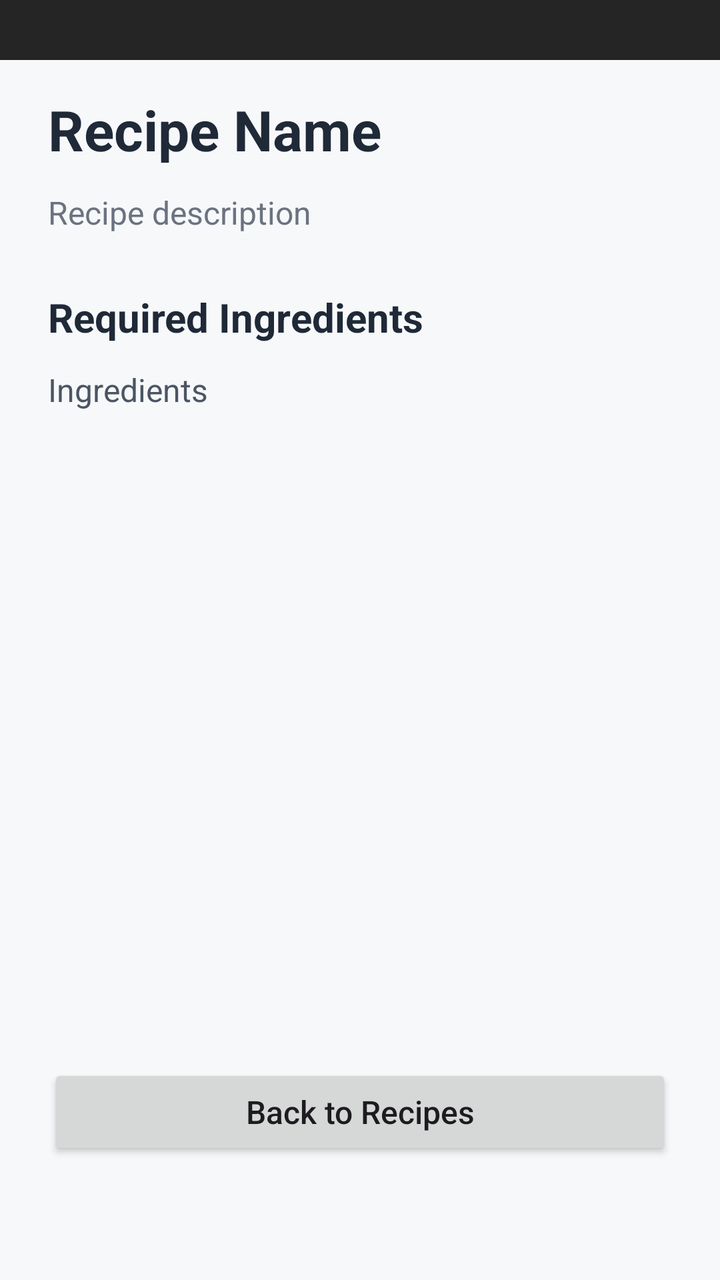
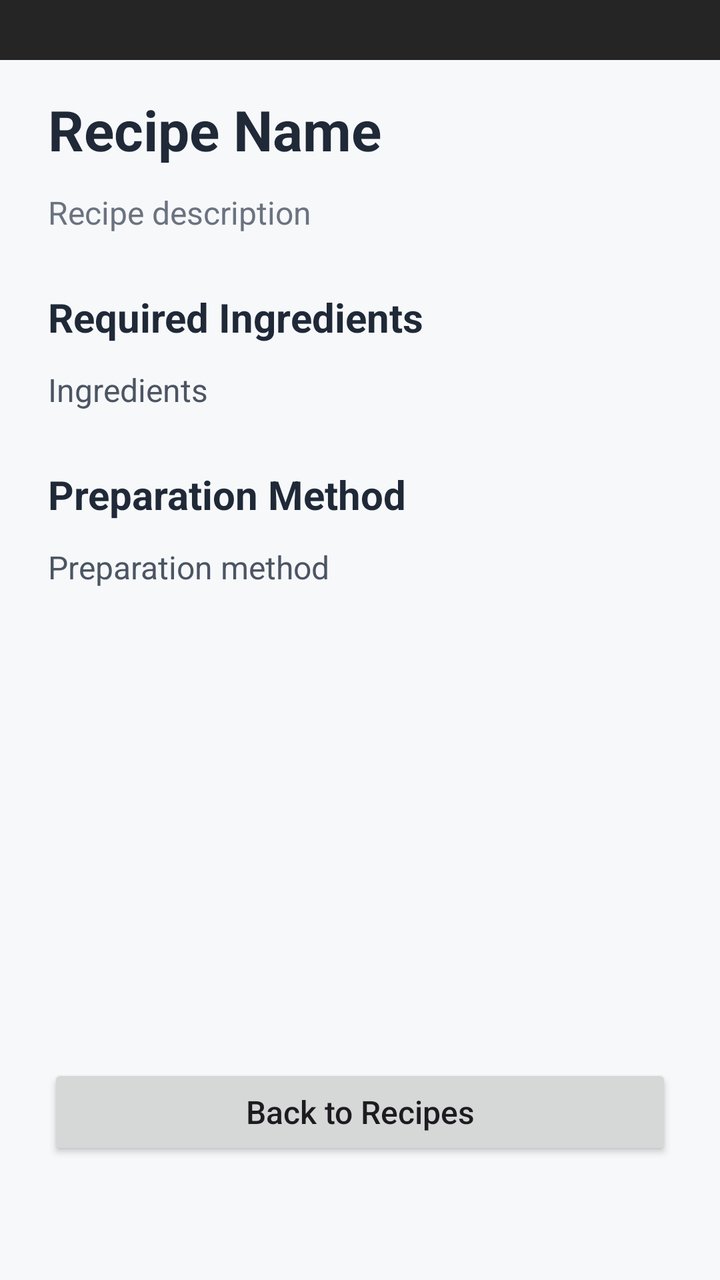

Screens rendered from an Android XML layout before and after an edit, with the pre-edit source and the edit as a unified diff.
<!-- AndroidManifest.xml: application theme Theme.SmartPantryManager -->
<!-- res/layout/activity_recipe_detail.xml -->
<?xml version="1.0" encoding="utf-8"?>
<LinearLayout
    xmlns:android="http://schemas.android.com/apk/res/android"
    xmlns:tools="http://schemas.android.com/tools"
    android:layout_width="match_parent"
    android:layout_height="match_parent"
    android:background="#F7F8FA"
    android:orientation="vertical"
    tools:context=".RecipeDetailActivity">

    
    <View
        android:id="@+id/statusBarBackground"
        android:layout_width="match_parent"
        android:layout_height="30dp"
        android:background="#252525" />

    
    <LinearLayout
        android:layout_width="match_parent"
        android:layout_height="0dp"
        android:layout_weight="1"
        android:orientation="vertical"
        android:paddingStart="24dp"
        android:paddingEnd="24dp"
        android:paddingTop="16dp">

        
        <TextView
            android:id="@+id/tvRecipeDetailName"
            android:layout_width="match_parent"
            android:layout_height="wrap_content"
            android:text="Recipe Name"
            android:textColor="#1F2937"
            android:textSize="28sp"
            android:textStyle="bold" />

        
        <TextView
            android:id="@+id/tvRecipeDetailDescription"
            android:layout_width="match_parent"
            android:layout_height="wrap_content"
            android:layout_marginTop="12dp"
            android:text="Recipe description"
            android:textColor="#6B7280"
            android:textSize="16sp" />

        
        <TextView
            android:id="@+id/tvIngredientsHeading"
            android:layout_width="match_parent"
            android:layout_height="wrap_content"
            android:layout_marginTop="28dp"
            android:text="Required Ingredients"
            android:textColor="#1F2937"
            android:textSize="20sp"
            android:textStyle="bold" />

        
        <TextView
            android:id="@+id/tvRecipeDetailIngredients"
            android:layout_width="match_parent"
            android:layout_height="wrap_content"
            android:layout_marginTop="12dp"
            android:text="Ingredients"
            android:textColor="#4B5563"
            android:textSize="16sp"
            android:lineSpacingExtra="6dp" />

    </LinearLayout>

    
    <Button
        android:id="@+id/btnBackToRecipes"
        android:layout_width="match_parent"
        android:layout_height="wrap_content"
        android:layout_marginStart="24dp"
        android:layout_marginEnd="24dp"
        android:layout_marginBottom="60dp"
        android:text="Back to Recipes"
        android:textAllCaps="false"
        android:textSize="16sp" />

</LinearLayout>
<!-- resources referenced by this layout -->
<resources>
  <style name="Theme.SmartPantryManager" parent="Base.Theme.SmartPantryManager" />
  <style name="Base.Theme.SmartPantryManager" parent="Theme.Material3.DayNight.NoActionBar">
          
          
      </style>
</resources>

<!-- the commit's change to res/layout/activity_recipe_detail.xml (unified diff, before → after) -->
@@ -16,58 +16,88 @@
         android:background="#252525" />
 
     
-    <LinearLayout
+    <ScrollView
         android:layout_width="match_parent"
         android:layout_height="0dp"
         android:layout_weight="1"
-        android:orientation="vertical"
-        android:paddingStart="24dp"
-        android:paddingEnd="24dp"
-        android:paddingTop="16dp">
+        android:fillViewport="true">
 
-        
-        <TextView
-            android:id="@+id/tvRecipeDetailName"
+        <LinearLayout
             android:layout_width="match_parent"
             android:layout_height="wrap_content"
-            android:text="Recipe Name"
-            android:textColor="#1F2937"
-            android:textSize="28sp"
-            android:textStyle="bold" />
+            android:orientation="vertical"
+            android:paddingStart="24dp"
+            android:paddingEnd="24dp"
+            android:paddingTop="16dp"
+            android:paddingBottom="24dp">
 
-        
-        <TextView
-            android:id="@+id/tvRecipeDetailDescription"
-            android:layout_width="match_parent"
-            android:layout_height="wrap_content"
-            android:layout_marginTop="12dp"
-            android:text="Recipe description"
-            android:textColor="#6B7280"
-            android:textSize="16sp" />
+            
+            <TextView
+                android:id="@+id/tvRecipeDetailName"
+                android:layout_width="match_parent"
+                android:layout_height="wrap_content"
+                android:text="Recipe Name"
+                android:textColor="#1F2937"
+                android:textSize="28sp"
+                android:textStyle="bold" />
 
-        
-        <TextView
-            android:id="@+id/tvIngredientsHeading"
-            android:layout_width="match_parent"
-            android:layout_height="wrap_content"
-            android:layout_marginTop="28dp"
-            android:text="Required Ingredients"
-            android:textColor="#1F2937"
-            android:textSize="20sp"
-            android:textStyle="bold" />
+            
+            <TextView
+                android:id="@+id/tvRecipeDetailDescription"
+                android:layout_width="match_parent"
+                android:layout_height="wrap_content"
+                android:layout_marginTop="12dp"
+                android:text="Recipe description"
+                android:textColor="#6B7280"
+                android:textSize="16sp" />
 
-        
-        <TextView
-            android:id="@+id/tvRecipeDetailIngredients"
-            android:layout_width="match_parent"
-            android:layout_height="wrap_content"
-            android:layout_marginTop="12dp"
-            android:text="Ingredients"
-            android:textColor="#4B5563"
-            android:textSize="16sp"
-            android:lineSpacingExtra="6dp" />
+            
+            <TextView
+                android:id="@+id/tvIngredientsHeading"
+                android:layout_width="match_parent"
+                android:layout_height="wrap_content"
+                android:layout_marginTop="28dp"
+                android:text="Required Ingredients"
+                android:textColor="#1F2937"
+                android:textSize="20sp"
+                android:textStyle="bold" />
 
-    </LinearLayout>
+            
+            <TextView
+                android:id="@+id/tvRecipeDetailIngredients"
+                android:layout_width="match_parent"
+                android:layout_height="wrap_content"
+                android:layout_marginTop="12dp"
+                android:text="Ingredients"
+                android:textColor="#4B5563"
+                android:textSize="16sp"
+                android:lineSpacingExtra="6dp" />
+
+            
+            <TextView
+                android:id="@+id/tvMethodHeading"
+                android:layout_width="match_parent"
+                android:layout_height="wrap_content"
+                android:layout_marginTop="28dp"
+                android:text="Preparation Method"
+                android:textColor="#1F2937"
+                android:textSize="20sp"
+                android:textStyle="bold" />
+
+            
+            <TextView
+                android:id="@+id/tvRecipeDetailMethod"
+                android:layout_width="match_parent"
+                android:layout_height="wrap_content"
+                android:layout_marginTop="12dp"
+                android:text="Preparation method"
+                android:textColor="#4B5563"
+                android:textSize="16sp"
+                android:lineSpacingExtra="6dp" />
+
+        </LinearLayout>
+
+    </ScrollView>
 
     
     <Button
